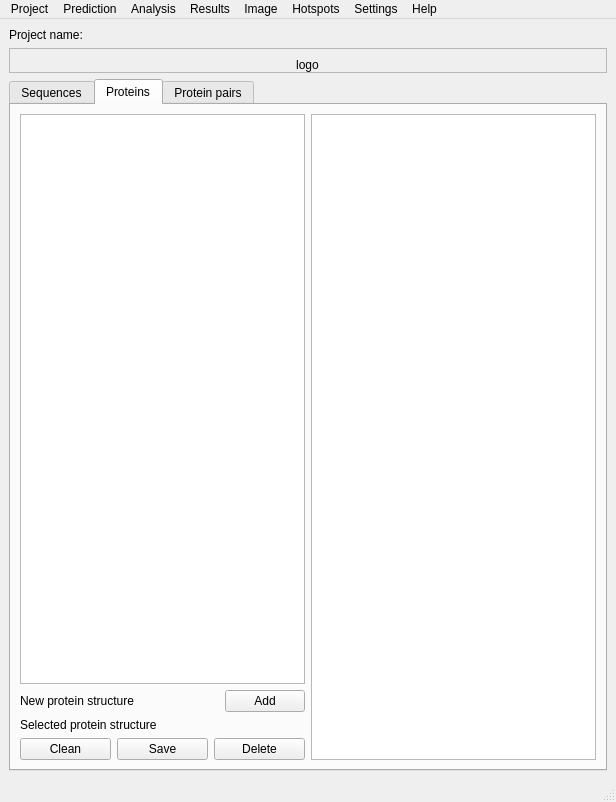
Before: the Qt Designer form pyssa/gui/ui/forms/main_view.ui in urban233/PySSA, drawn with Qt 5.
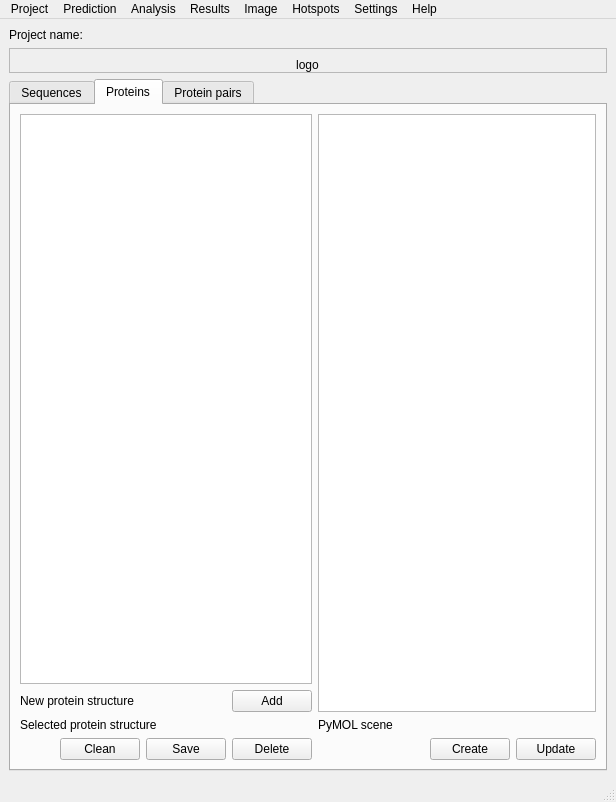
After: the same form once the commit is applied. The open tabs and pages were chosen to show the change.

Commit message: changed main view

Patch:
```diff
--- a/pyssa/gui/ui/forms/main_view.ui
+++ b/pyssa/gui/ui/forms/main_view.ui
@@ -145,7 +145,7 @@
        <attribute name="title">
         <string>Proteins</string>
        </attribute>
-       <layout class="QHBoxLayout" name="horizontalLayout_6">
+       <layout class="QHBoxLayout" name="horizontalLayout_7">
         <item>
          <layout class="QVBoxLayout" name="verticalLayout_6">
           <item>
@@ -193,6 +193,19 @@
             </item>
             <item>
              <layout class="QHBoxLayout" name="horizontalLayout_4">
+              <item>
+               <spacer name="horizontalSpacer_2">
+                <property name="orientation">
+                 <enum>Qt::Horizontal</enum>
+                </property>
+                <property name="sizeHint" stdset="0">
+                 <size>
+                  <width>40</width>
+                  <height>20</height>
+                 </size>
+                </property>
+               </spacer>
+              </item>
               <item>
                <widget class="QPushButton" name="pushButton_5">
                 <property name="text">
@@ -221,7 +234,53 @@
          </layout>
         </item>
         <item>
-         <widget class="QTableWidget" name="proteins_table_widget"/>
+         <layout class="QVBoxLayout" name="verticalLayout_8">
+          <item>
+           <widget class="QTableWidget" name="proteins_table_widget"/>
+          </item>
+          <item>
+           <layout class="QVBoxLayout" name="verticalLayout_7">
+            <item>
+             <widget class="QLabel" name="lbl_pymol_protein_scene">
+              <property name="text">
+               <string>PyMOL scene</string>
+              </property>
+             </widget>
+            </item>
+            <item>
+             <layout class="QHBoxLayout" name="horizontalLayout_6">
+              <item>
+               <spacer name="horizontalSpacer_3">
+                <property name="orientation">
+                 <enum>Qt::Horizontal</enum>
+                </property>
+                <property name="sizeHint" stdset="0">
+                 <size>
+                  <width>18</width>
+                  <height>20</height>
+                 </size>
+                </property>
+               </spacer>
+              </item>
+              <item>
+               <widget class="QPushButton" name="btn_create_protein_scene">
+                <property name="text">
+                 <string>Create</string>
+                </property>
+               </widget>
+              </item>
+              <item>
+               <widget class="QPushButton" name="btn_update_protein_scene">
+                <property name="text">
+                 <string>Update</string>
+                </property>
+               </widget>
+              </item>
+             </layout>
+            </item>
+           </layout>
+          </item>
+         </layout>
         </item>
        </layout>
       </widget>
```
Left out of the diff: 63 changed lines with no effect on the pictures. The commit also changes 26 other files.
